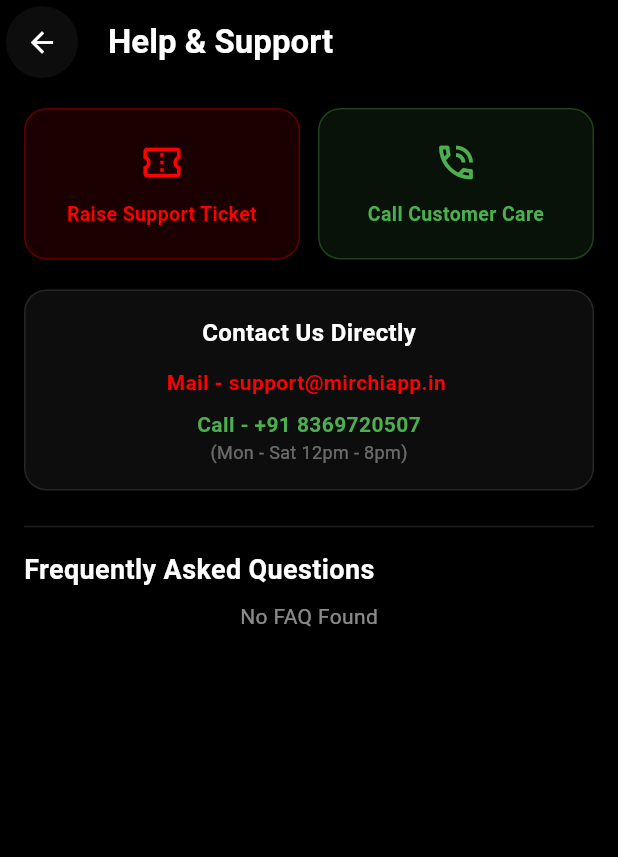
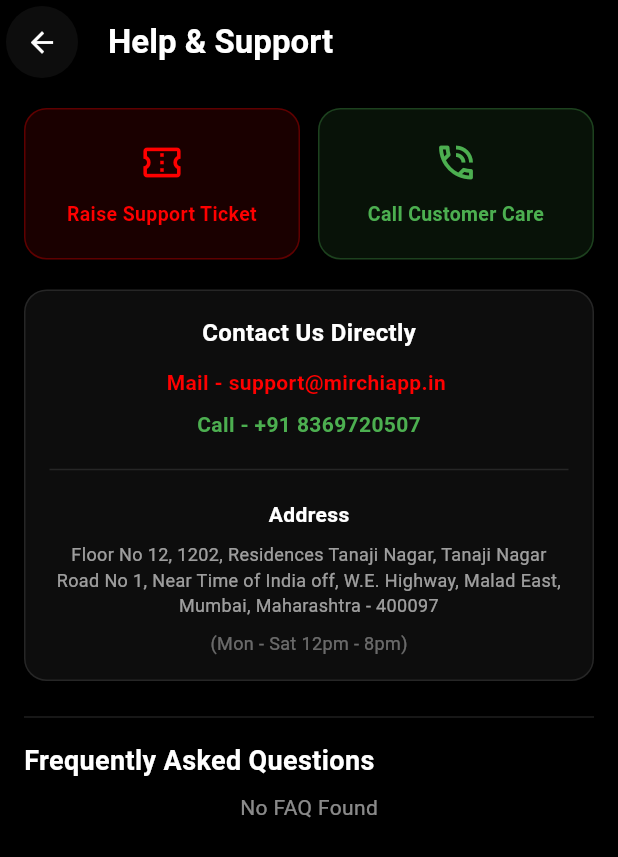
Before and after one commit to kritidigitalsolutions/mirchi-ott, a Flutter app: the HelpSupportPage screen opened by its route, on a phone screen of 412 x 824 dp. Shown: the top 857 px of the screen. Run offline on Flutter 3.47's test engine with Material 3 defaults, Android fonts, the phone set to English and light mode, and no system bars; our stand-ins replace cached_network_image, dio, file_picker, firebase_core, firebase_messaging, flutter_local_notifications and 10 more; missing offline and left inert: mobile_scanner, razorpay_flutter; accounts and stored records are empty; network calls fail.

Commit message:
location add

```diff
--- a/lib/view/homePages/mainHomepage.dart
+++ b/lib/view/homePages/mainHomepage.dart
@@ -442,14 +442,22 @@
           const SizedBox(height: 50),
           const Divider(color: Colors.white12),
           const SizedBox(height: 30),
-          const Text("© 2024 Mirchi OTT All Rights Reserved", style: TextStyle(color: Colors.white38, fontSize: 13)),
+          const Text("© 2024 Mirchi OTT All Rights Reserved", style: TextStyle(color: Colors.white70, fontSize: 13)),
           const SizedBox(height: 15),
           Row(
             mainAxisAlignment: MainAxisAlignment.center,
             children: [
-              const Text("POWERED BY", style: TextStyle(color: Colors.white30, fontSize: 11, letterSpacing: 1.5)),
+              const Text("POWERED BY", style: TextStyle(color: Colors.white70, fontSize: 11, letterSpacing: 1.5)),
               const SizedBox(width: 8),
               const Text("WHITE MULTIMEDIA", style: TextStyle(color: AppColors.primary, fontSize: 14, fontWeight: FontWeight.bold, letterSpacing: 2.0)),
+            ],
+          ),
+          const SizedBox(height: 20),
+          const Column(
+            children: [
+              Text("Floor No 12, 1202, Residences Tanaji Nagar,", style: TextStyle(color: Colors.white70, fontSize: 14)),
+              Text("Tanaji Nagar Road No 1, Near Time of India off, W.E. Highway,", style: TextStyle(color: Colors.white70, fontSize: 14)),
+              Text("Malad East, Mumbai, Maharashtra - 400097", style: TextStyle(color: Colors.white70, fontSize: 14)),
             ],
           ),
         ],
--- a/lib/view/profile/help_page.dart
+++ b/lib/view/profile/help_page.dart
@@ -108,6 +108,20 @@
                           "Call - +91 8369720507",
                           style: TextStyle(color: Colors.green, fontSize: 14, fontWeight: FontWeight.w600),
                         ),
+                        const SizedBox(height: 12),
+                        const Divider(color: Colors.white10),
+                        const SizedBox(height: 12),
+                        const Text(
+                          "Address",
+                          style: TextStyle(color: Colors.white, fontWeight: FontWeight.bold, fontSize: 14),
+                        ),
+                        const SizedBox(height: 8),
+                        const Text(
+                          "Floor No 12, 1202, Residences Tanaji Nagar, Tanaji Nagar Road No 1, Near Time of India off, W.E. Highway, Malad East, Mumbai, Maharashtra - 400097",
+                          textAlign: TextAlign.center,
+                          style: TextStyle(color: Colors.white60, fontSize: 12),
+                        ),
+                        const SizedBox(height: 8),
                         const Text(
                           "(Mon - Sat 12pm - 8pm)",
                           style: TextStyle(color: Colors.white38, fontSize: 12),
```
Also changed, not shown: 2 other files.
